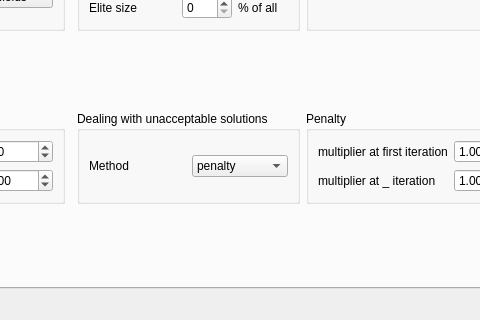
hudaszekpiotr/InzynierkaProgram, file gui/form.ui: the form before one commit; both pictures show x 478 to 958 and y 231 to 551 of the 1362 by 551 pixel window.
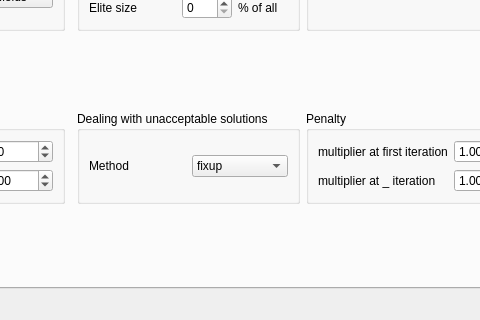
The form after the commit. The open tabs and pages were chosen to show the change.

```diff
--- a/gui/form.ui
+++ b/gui/form.ui
@@ -439,11 +439,9 @@
           <layout class="QGridLayout" name="gridLayout_12">
            <item row="0" column="1">
             <widget class="QComboBox" name="unacceptableFixType">
-             <item>
-              <property name="text">
-               <string>penalty</string>
-              </property>
-             </item>
+             <property name="currentText">
+              <string>fixup</string>
+             </property>
              <item>
               <property name="text">
                <string>fixup</string>
```
Left out of the diff: 7 changed lines with no effect on the pictures.
